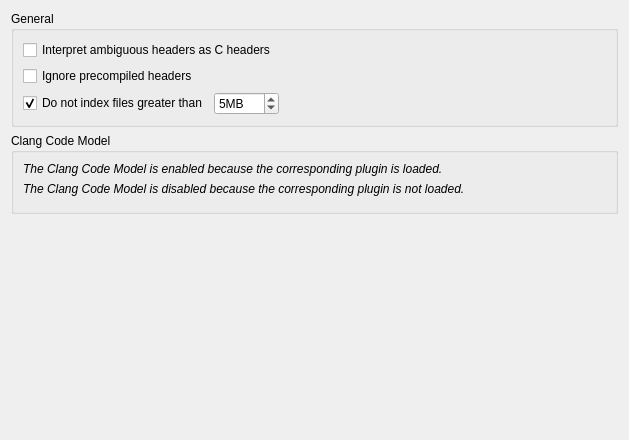
Above: src/plugins/cpptools/cppcodemodelsettingspage.ui from qt-creator/qt-creator before the change. Below: the same form after it.
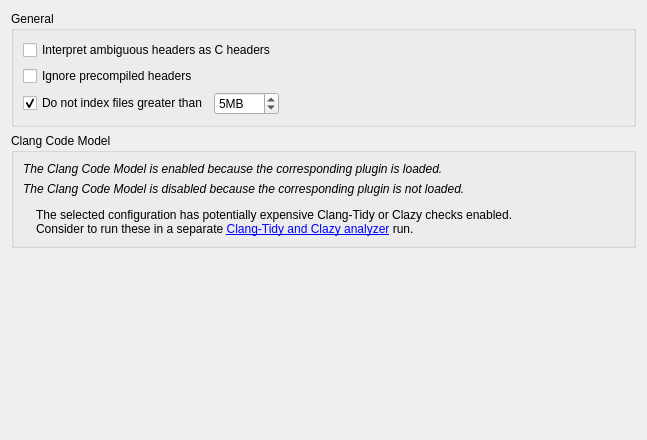
That is the form after the change. Custom widgets are drawn as their Qt base class.

Commit message:
Clang: Warn of potentially expensive checks
...for the code model.

If a diagnostic configuration with potentially expensive checks is
selected in Options/Preferences > C++ > Code Model, show a warning below
the combo box.

```diff
--- a/src/plugins/cpptools/cppcodemodelsettingspage.ui
+++ b/src/plugins/cpptools/cppcodemodelsettingspage.ui
@@ -6,7 +6,7 @@
    <rect>
     <x>0</x>
     <y>0</y>
-    <width>629</width>
+    <width>647</width>
     <height>440</height>
    </rect>
   </property>
@@ -106,6 +106,40 @@
       <item>
        <widget class="CppTools::ClangDiagnosticConfigsSelectionWidget" name="clangDiagnosticConfigsSelectionWidget" native="true"/>
       </item>
+      <item>
+       <layout class="QHBoxLayout" name="horizontalLayout_2">
+        <item>
+         <widget class="QLabel" name="expensiveChecksHintIcon">
+          <property name="text">
+           <string/>
+          </property>
+          <property name="alignment">
+           <set>Qt::AlignLeading|Qt::AlignLeft|Qt::AlignTop</set>
+          </property>
+         </widget>
+        </item>
+        <item>
+         <widget class="QLabel" name="expensiveChecksHintText">
+          <property name="text">
+           <string>The selected configuration has potentially expensive Clang-Tidy or Clazy checks enabled.&lt;br/&gt;Consider to run these in a separate &lt;a href=&quot;target&quot;&gt;Clang-Tidy and Clazy analyzer&lt;/a&gt; run.</string>
+          </property>
+         </widget>
+        </item>
+        <item>
+         <spacer name="horizontalSpacer_2">
+          <property name="orientation">
+           <enum>Qt::Horizontal</enum>
+          </property>
+          <property name="sizeHint" stdset="0">
+           <size>
+            <width>40</width>
+            <height>20</height>
+           </size>
+          </property>
+         </spacer>
+        </item>
+       </layout>
+      </item>
      </layout>
     </widget>
    </item>
```
The commit also changes 3 other files.
